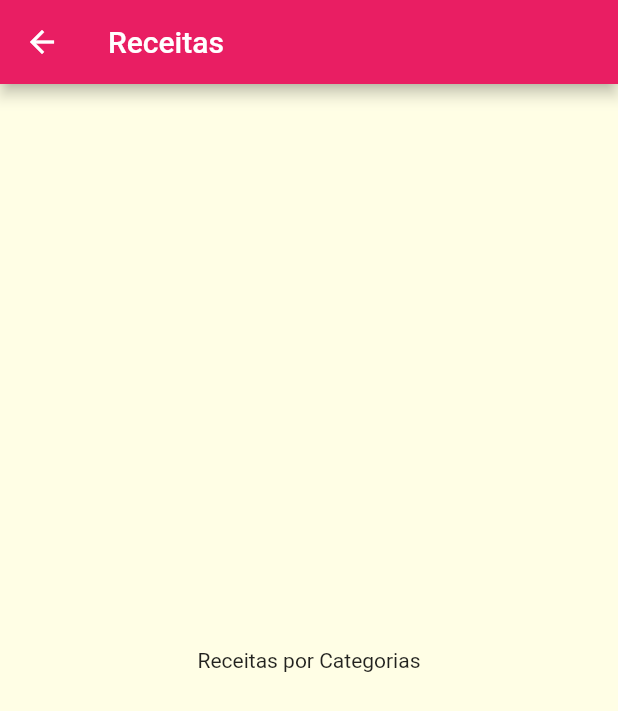
After one commit to iagognunes/receitas_refeicoes, a Flutter app: the CategoriesMealsScreen screen opened directly, on a phone screen of 412 x 824 dp. The commit adds this screen. Shown: the top 711 px of the screen. Run offline on Flutter 3.47's test engine with Material 2 defaults, Android fonts, the phone set to English and light mode, and no system bars.

Commit message:
update aula 184
Navegando para uma Nota Tela

```diff
--- /dev/null
+++ b/lib/screens/categories_meals_screen.dart
@@ -0,0 +1,19 @@
+import 'package:flutter/material.dart';
+import 'package:flutter/src/foundation/key.dart';
+import 'package:flutter/src/widgets/framework.dart';
+
+class CategoriesMealsScreen extends StatelessWidget {
+  const CategoriesMealsScreen({Key? key}) : super(key: key);
+
+  @override
+  Widget build(BuildContext context) {
+    return Scaffold(
+      appBar: AppBar(
+        title: const Text('Receitas'),
+      ),
+      body: const Center(
+        child: Text('Receitas por Categorias'),
+      ),
+    );
+  }
+}
```
Also changed, not shown: lib/components/category_item.dart (+15 -1 lines).
